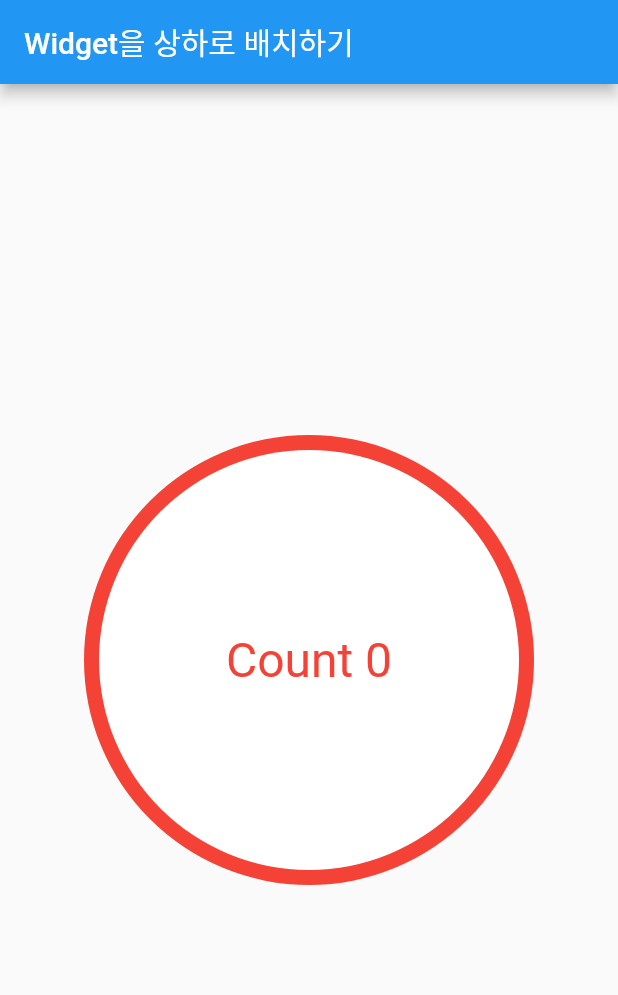
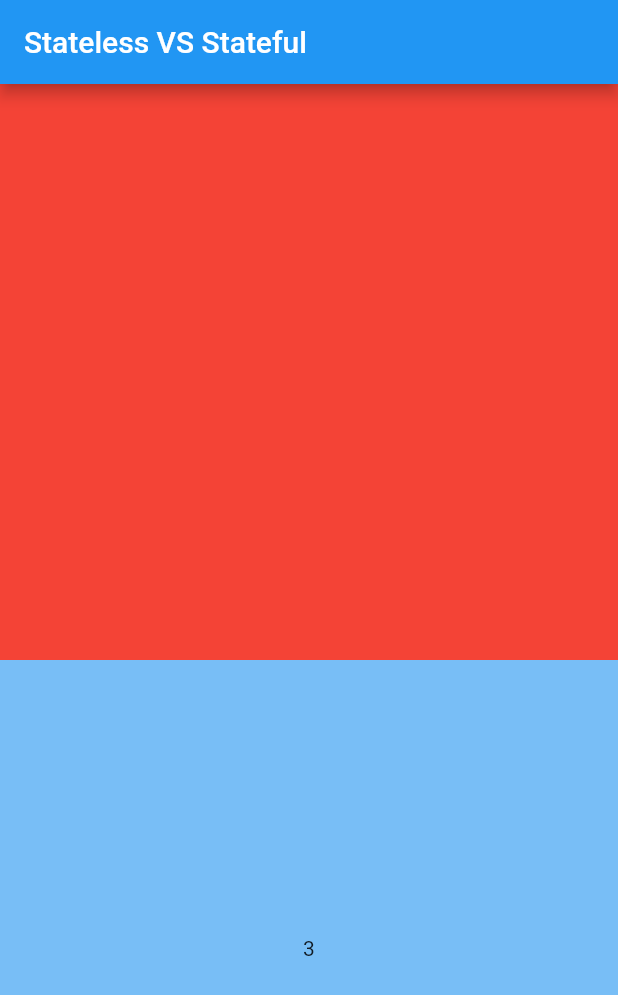
Before and after one commit to CEO-IkHyeon/Part2_Flutter_Widget, a Flutter app: the screen it shows after launch, on a phone screen of 412 x 824 dp. Shown: the top 995 px of the screen. Run offline on Flutter 3.47's test engine with Material 2 defaults, Android fonts, the phone set to English and light mode, and no system bars.

Commit message:
Part2_ch03_01_State 1. Stateful의 method들 학습 ( initState(), dispose() ) 2. 매개변수 넘겨서 활용하기 3. GestureDetector Widget 맛보기 학습

```diff
--- a/lib/main.dart
+++ b/lib/main.dart
@@ -6,7 +6,7 @@ void main() {
   runApp(MaterialApp(
     home: Scaffold(
       appBar: AppBar(
-        title: Text('Widget을 상하로 배치하기'),
+        title: Text('Stateless VS Stateful'),
       ),
       body: Body(),
     ),
@@ -18,41 +18,81 @@ class Body extends StatelessWidget {
 
   @override
   Widget build(BuildContext context) {
-    // stack으로 widget을 겹쳐서 만들 수 있다
-    // 겹쳐진 것 중 하나의 위치를 옮기고 싶다면
-    // 1. Positioned widget을 활용해 top, bottom, left, right 매개변수를 통해 위치를 조정할 수 있음 -> 각 변수에 정확한 수치를 입력해 간격을 떨어뜨림
-    // 2. Align widget을 활용해 위치를 조정 가능
+    return Column(children: [
+      ExampleStateless(),
+      ExampleStateful(index: 3),
+    ]);
+  }
+}
 
-    return Stack(
-      children: [
-        Align(
-          alignment: Alignment.center,
-          child: Container(
-            width: 300,
-            height: 300,
-            decoration: BoxDecoration(
-              color: Colors.red,
-              borderRadius: BorderRadius.circular(150),
-            ),
-          ),
-        ),
-        Align(
-          alignment: Alignment.center,
-          child: Container(
-            width: 280,
-            height: 280,
-            decoration: BoxDecoration(
-            color: Colors.white,
-            borderRadius: BorderRadius.circular(140),
-            ),
-          ),
-        ),
-        Align(
-          alignment: Alignment.center,
-          child: Text('Count 0',
-          style: TextStyle(color: Colors.red, fontSize: 32),),
-        )
-      ],
+class ExampleStateless extends StatelessWidget {
+  const ExampleStateless({super.key});
+
+  @override
+  Widget build(BuildContext context) {
+    return Expanded(
+      flex: 1,
+      child: Container(
+        color: Colors.red,
+      ),
     );
   }
 }
+
+// widget의 색, 형태 등을 바꿀 수 있다
+// 모든 객체들은 state class 안에 넣어야함 -> class _ExampleStatefulState extends State<ExampleStateful>
+class ExampleStateful extends StatefulWidget {
+  final int index;
+
+  // 매개변수로 받아 오기
+  const ExampleStateful({required this.index, super.key});
+
+  @override
+  State<ExampleStateful> createState() => _ExampleStatefulState();
+}
+
+class _ExampleStatefulState extends State<ExampleStateful> {
+  late int _index;
+  late TextEditingController textController;
+
+  // method 찾을 땐 ctrl + o(알파벳)
+
+  // 초기값 조정
+  @override
+  void initState() {
+    super.initState(); // 항상 이거부터 선언
+    _index = widget.index;
+    textController = TextEditingController();
+  }
+
+  // 리소스를 다 사용하고 반납 -> 앱이 리소스를 많이 잡아먹어 점점 느려지는 현상을 방어 가능
+  @override
+  void dispose() {
+    textController.dispose();
+    super.dispose(); // 마지막에 선언
+  }
+
+  @override
+  Widget build(BuildContext context) {
+    return Expanded(
+      flex: 1,
+      child: GestureDetector(
+        onTap: () {
+          setState(() {
+            if (_index == 5) {
+              _index = 0;
+              return;
+            }
+            _index++;
+          });
+        },
+        child: Container(
+          color: Colors.blue.withOpacity(_index / 5),
+          child: Center(
+            child: Text('$_index'),
+          ),
+        ),
+      ),
+    );
+  }
+}
```
